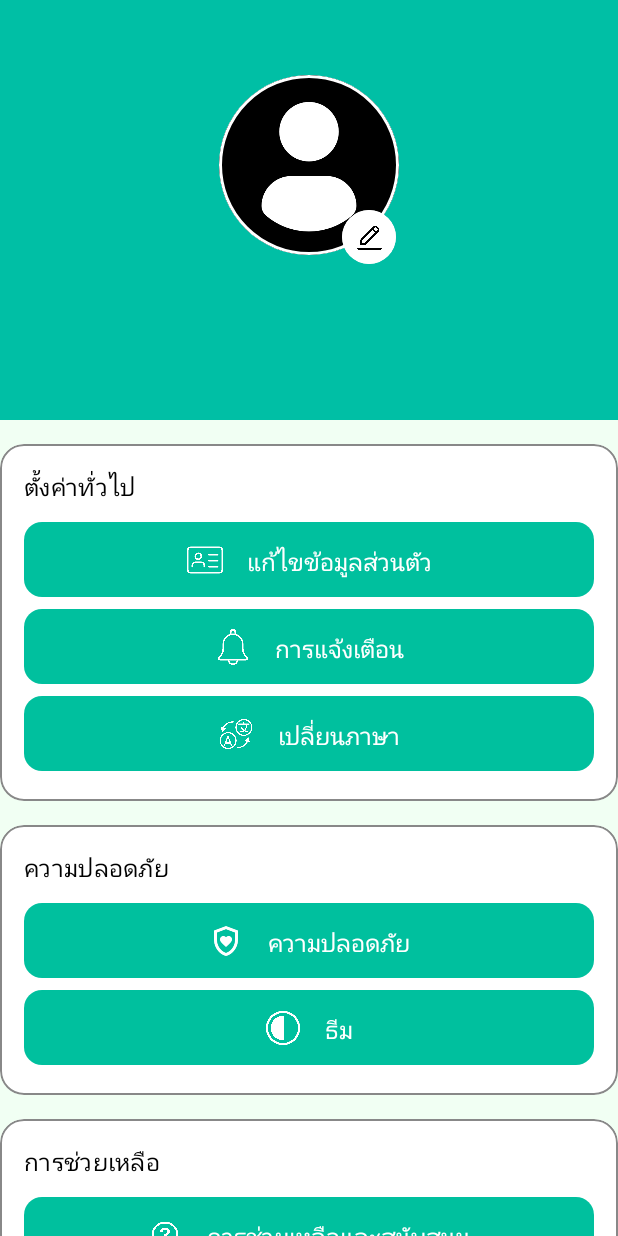
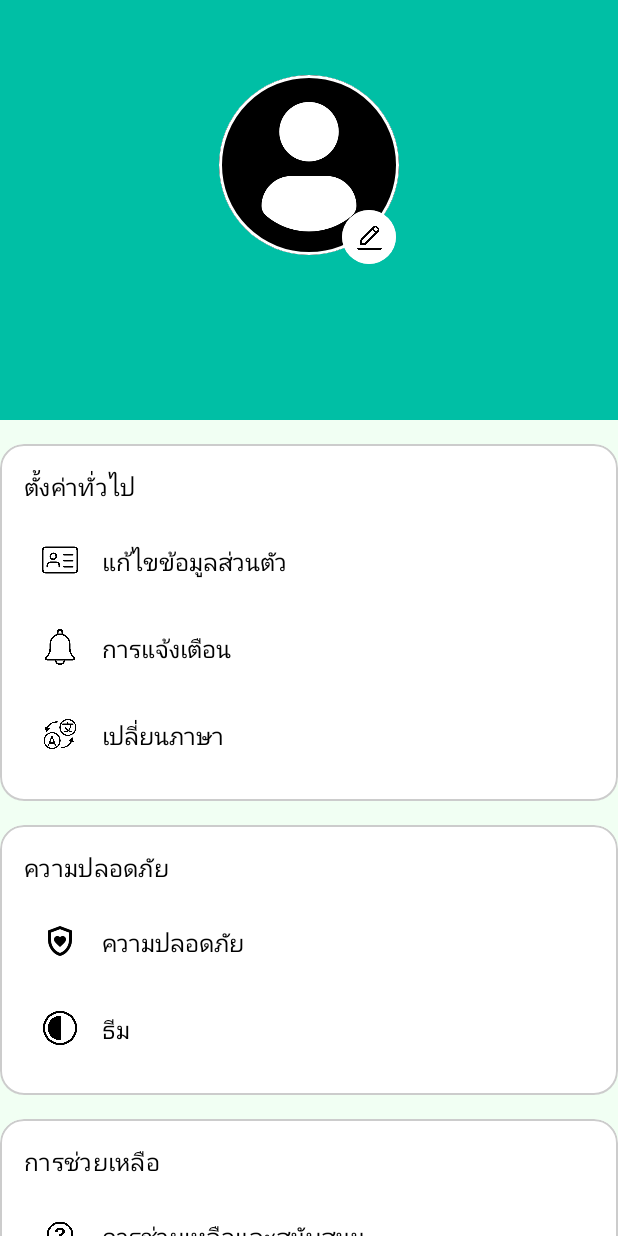
Before and after one commit to Anochaakimbo/PersonalTaxManagement-KotlinProject, an Android app built with Jetpack Compose: the ProfileScreen screen opened through its navigation route, on a phone screen of 412 x 824 dp. Run offline under Robolectric (Android 15) with nearby library versions, the phone set to English and light mode, and no system bars; 1 statement that could not run was skipped.

Commit message:
edit ui a bit

```diff
--- a/app/src/main/java/com/example/myproject/mainscreen/ProfileScreen.kt
+++ b/app/src/main/java/com/example/myproject/mainscreen/ProfileScreen.kt
@@ -27,6 +27,7 @@ import androidx.compose.material3.ButtonDefaults
 import androidx.compose.material3.Icon
 import androidx.compose.material3.MaterialTheme
 import androidx.compose.material3.Text
+import androidx.compose.material3.TextButton
 import androidx.compose.runtime.Composable
 import androidx.compose.runtime.LaunchedEffect
 import androidx.compose.runtime.collectAsState
@@ -245,7 +246,7 @@ fun ProfileSection(title: String, items: List<Pair<String, Int>>, navController:
         modifier = Modifier
             .fillMaxWidth()
             .clip(RoundedCornerShape(16.dp))
-            .border(BorderStroke(1.dp, Color.Gray), RoundedCornerShape(16.dp))
+            .border(BorderStroke(1.dp, Color.LightGray), RoundedCornerShape(16.dp))
             .shadow(10.dp, RoundedCornerShape(16.dp))
             .background(Color.White)
             .padding(16.dp)
@@ -258,7 +259,7 @@ fun ProfileSection(title: String, items: List<Pair<String, Int>>, navController:
         )
 
         items.forEach { (text, icon) ->
-            Button(
+            TextButton(
                 onClick = {
                     when (text) {
                         "แก้ไขข้อมูลส่วนตัว" -> navController.navigate(Screen.EditProfileScreen.route)
@@ -273,24 +274,28 @@ fun ProfileSection(title: String, items: List<Pair<String, Int>>, navController:
                 },
                 modifier = Modifier
                     .fillMaxWidth()
+                    .align(Alignment.Start) // ทำให้ปุ่มชิดซ้าย
                     .padding(vertical = 4.dp)
                     .height(50.dp),
+
                 shape = RoundedCornerShape(12.dp),
-                colors = ButtonDefaults.buttonColors(containerColor = Color(0xFF00C09E))
+                colors = ButtonDefaults.textButtonColors(containerColor = Color.Transparent)
             ) {
                 Row(
-                    verticalAlignment = Alignment.CenterVertically
+                    verticalAlignment = Alignment.CenterVertically,
+                    horizontalArrangement = Arrangement.Start,
+                    modifier = Modifier.fillMaxWidth()
                 ) {
                     Icon(
                         painter = painterResource(id = icon),
                         contentDescription = null,
-                        tint = Color.White,
+                        tint = Color.Black,
                         modifier = Modifier.size(24.dp)
                     )
                     Spacer(modifier = Modifier.width(16.dp))
                     Text(
                         text = text,
-                        color = Color.White,
+                        color = Color.Black,
                         style = TextStyle(fontSize = 16.sp)
                     )
                 }
```
